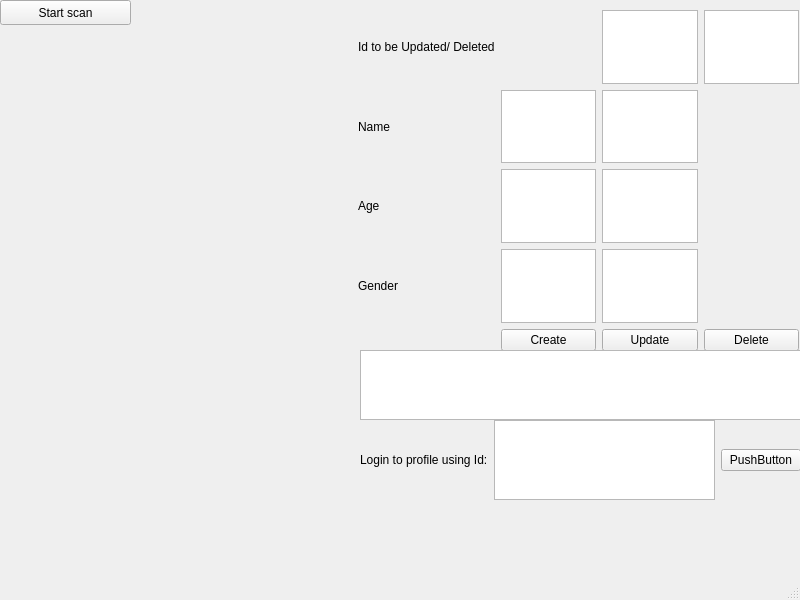
RoshanDewmina/3004-Final-Project, file mainwindow.ui: the form before one commit.
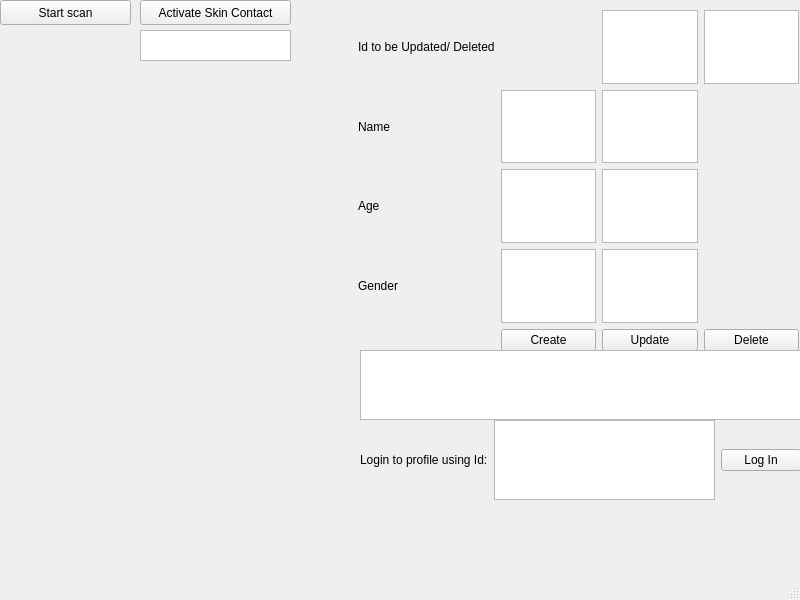
The form after the commit.

The edit to the form file:
```diff
--- a/mainwindow.ui
+++ b/mainwindow.ui
@@ -145,12 +145,35 @@
      <item row="0" column="2">
       <widget class="QPushButton" name="loginButton">
        <property name="text">
-        <string>PushButton</string>
+        <string>Log In</string>
        </property>
       </widget>
      </item>
     </layout>
    </widget>
+   <widget class="QPushButton" name="activateContact">
+    <property name="geometry">
+     <rect>
+      <x>140</x>
+      <y>0</y>
+      <width>151</width>
+      <height>25</height>
+     </rect>
+    </property>
+    <property name="text">
+     <string>Activate Skin Contact</string>
+    </property>
+   </widget>
+   <widget class="QTextEdit" name="skinText">
+    <property name="geometry">
+     <rect>
+      <x>140</x>
+      <y>30</y>
+      <width>151</width>
+      <height>31</height>
+     </rect>
+    </property>
+   </widget>
   </widget>
   <widget class="QMenuBar" name="menubar">
    <property name="geometry">
```
